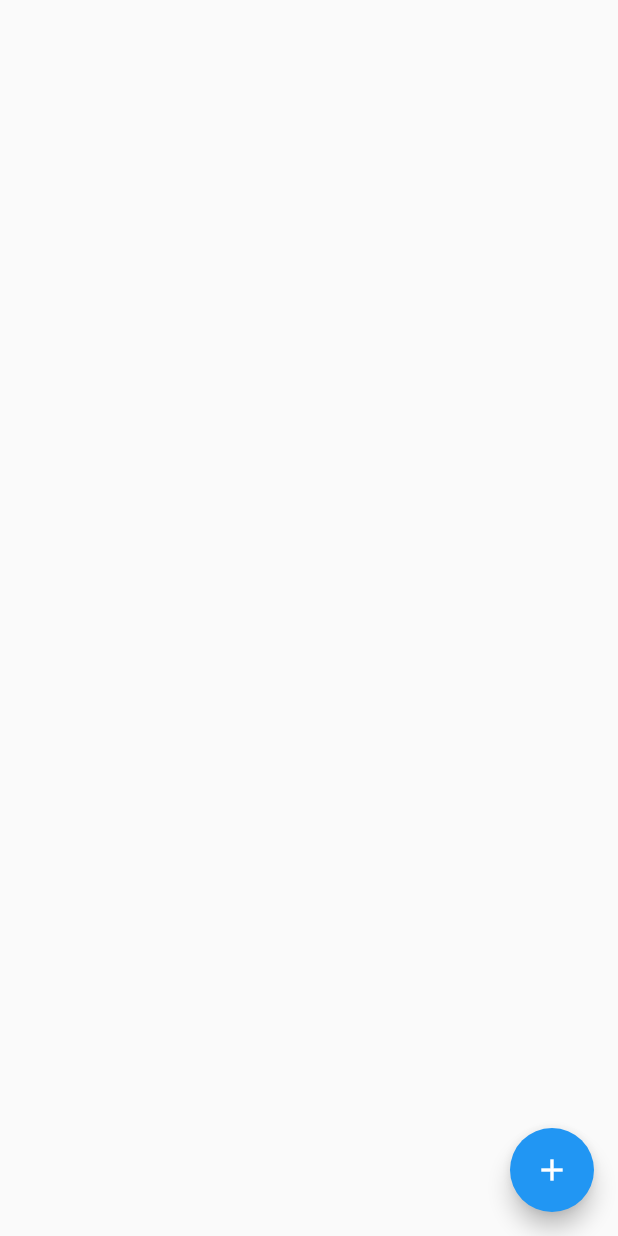
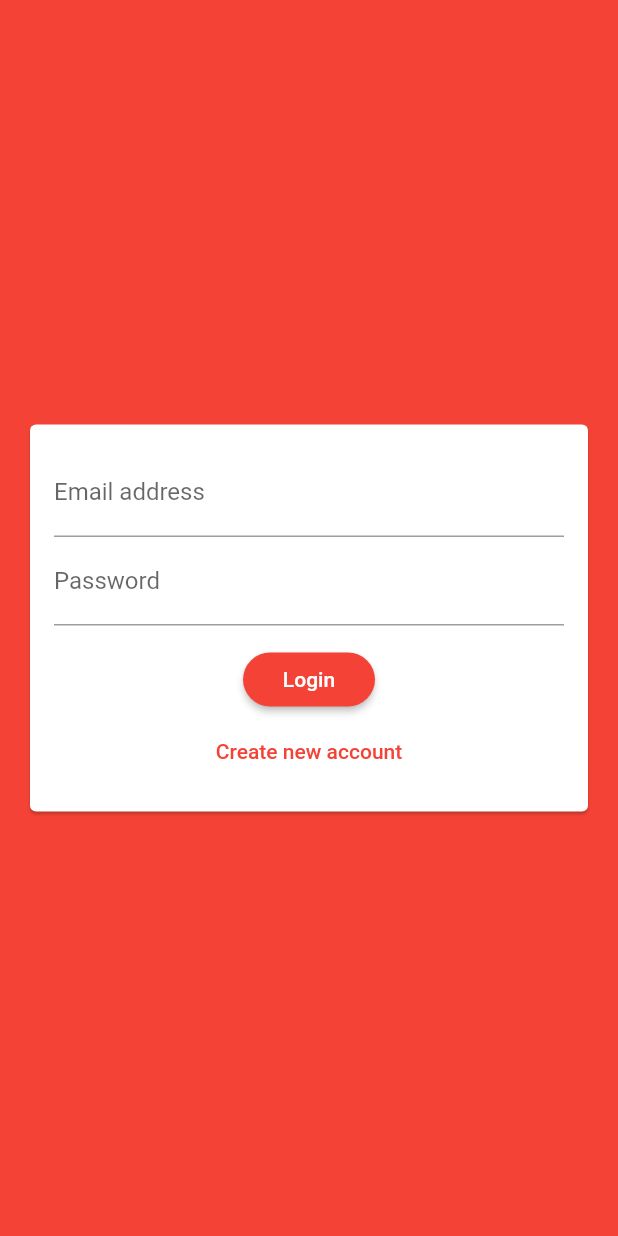
Before and after one commit to herlianzhang/chat_app, a Flutter app: the screen it shows after launch, on a phone screen of 412 x 824 dp. Run offline on Flutter 3.47's test engine with Material 2 defaults, Android fonts, the phone set to English and light mode, and no system bars; our stand-ins replace cloud_firestore, firebase_auth; accounts and stored records are empty.

Commit message:
create user auth

```diff
--- a/lib/main.dart
+++ b/lib/main.dart
@@ -1,4 +1,6 @@
+import 'package:chat_app/screens/auth_screen.dart';
 import 'package:chat_app/screens/chat_screen.dart';
+import 'package:firebase_auth/firebase_auth.dart';
 import 'package:flutter/material.dart';
 
 void main() {
@@ -6,16 +8,29 @@ void main() {
 }
 
 class MyApp extends StatelessWidget {
-  // This widget is the root of your application.
   @override
   Widget build(BuildContext context) {
     return MaterialApp(
       title: 'Flutter Demo',
       theme: ThemeData(
-        primarySwatch: Colors.blue,
-        visualDensity: VisualDensity.adaptivePlatformDensity,
+        primarySwatch: Colors.red,
+        buttonTheme: ButtonTheme.of(context).copyWith(
+          buttonColor: Colors.red,
+          textTheme: ButtonTextTheme.primary,
+          shape: RoundedRectangleBorder(
+            borderRadius: BorderRadius.circular(20),
+          ),
+        ),
       ),
-      home: ChatScreen(),
+      home: StreamBuilder(
+        stream: FirebaseAuth.instance.onAuthStateChanged,
+        builder: (context, snapshot) {
+          if (snapshot.hasData) {
+            return ChatScreen();
+          }
+          return AuthScreen();
+        },
+      ),
     );
   }
 }
--- a/lib/screens/auth_screen.dart
+++ b/lib/screens/auth_screen.dart
@@ -0,0 +1,67 @@
+import 'package:cloud_firestore/cloud_firestore.dart';
+import 'package:flutter/material.dart';
+import 'package:firebase_auth/firebase_auth.dart';
+
+import 'package:chat_app/widgets/auth/auth_form.dart';
+import 'package:flutter/services.dart';
+
+class AuthScreen extends StatefulWidget {
+  @override
+  _AuthScreenState createState() => _AuthScreenState();
+}
+
+class _AuthScreenState extends State<AuthScreen> {
+  final _auth = FirebaseAuth.instance;
+  var _isLoading = false;
+
+  void _submitAuthForm(String email, String password, String username,
+      bool isLogin, BuildContext ctx) async {
+    AuthResult authResult;
+
+    setState(() {
+      _isLoading = true;
+    });
+
+    try {
+      if (isLogin) {
+        authResult = await _auth.signInWithEmailAndPassword(
+            email: email, password: password);
+      } else {
+        authResult = await _auth.createUserWithEmailAndPassword(
+            email: email, password: password);
+
+        await Firestore.instance
+            .collection('users')
+            .document(authResult.user.uid)
+            .setData({
+          'username': username,
+          'email': email,
+        });
+      }
+    } on PlatformException catch (err) {
+      var message = err.message == null
+          ? 'An error occurred, please check your credentials!'
+          : err.message;
+
+      Scaffold.of(ctx).showSnackBar(SnackBar(
+        content: Text(message),
+      ));
+      setState(() {
+        _isLoading = false;
+      });
+    } catch (err) {
+      print(err);
+      setState(() {
+        _isLoading = false;
+      });
+    }
+  }
+
+  @override
+  Widget build(BuildContext context) {
+    return Scaffold(
+      backgroundColor: Theme.of(context).primaryColor,
+      body: AuthForm(_submitAuthForm, _isLoading),
+    );
+  }
+}
--- /dev/null
+++ b/lib/widgets/auth/auth_form.dart
@@ -0,0 +1,100 @@
+import 'package:flutter/material.dart';
+
+class AuthForm extends StatefulWidget {
+  const AuthForm(this.submitFn, this.isLoading);
+
+  final void Function(String, String, String, bool, BuildContext) submitFn;
+  final isLoading;
+
+  @override
+  _AuthFormState createState() => _AuthFormState();
+}
+
+class _AuthFormState extends State<AuthForm> {
+  final _formKey = GlobalKey<FormState>();
+  var _isLogin = true;
+  var _userEmail = '';
+  var _userName = '';
+  var _userPassword = '';
+
+  void _trySubmit() {
+    final isValid = _formKey.currentState.validate();
+    FocusScope.of(context).unfocus();
+
+    if (isValid) {
+      _formKey.currentState.save();
+      widget.submitFn(_userEmail.trim(), _userPassword.trim(), _userName.trim(),
+          _isLogin, context);
+    }
+  }
+
+  @override
+  Widget build(BuildContext context) {
+    return Center(
+      child: Card(
+        margin: EdgeInsets.all(20),
+        child: SingleChildScrollView(
+          child: Padding(
+            padding: EdgeInsets.all(16),
+            child: Form(
+              key: _formKey,
+              child: Column(
+                mainAxisSize: MainAxisSize.min,
+                children: <Widget>[
+                  TextFormField(
+                    key: ValueKey('email'),
+                    validator: (value) =>
+                        (value.isEmpty || !value.contains('@'))
+                            ? 'Please enter a valid email address.'
+                            : null,
+                    keyboardType: TextInputType.emailAddress,
+                    decoration: InputDecoration(labelText: 'Email address'),
+                    onSaved: (newValue) => _userEmail = newValue,
+                  ),
+                  if (!_isLogin)
+                    TextFormField(
+                      key: ValueKey('username'),
+                      validator: (value) => (value.isEmpty || value.length < 4)
+                          ? 'Please enter at least 4 characters'
+                          : null,
+                      decoration: InputDecoration(labelText: 'Username'),
+                      onSaved: (newValue) => _userName = newValue,
+                    ),
+                  TextFormField(
+                    key: ValueKey('password'),
+                    validator: (value) => (value.isEmpty || value.length < 7)
+                        ? 'Password must be at least 7 characters long.'
+                        : null,
+                    decoration: InputDecoration(labelText: 'Password'),
+                    onSaved: (newValue) => _userPassword = newValue,
+                    obscureText: true,
+                  ),
+                  SizedBox(height: 12),
+                  if (widget.isLoading)
+                    CircularProgressIndicator()
+                  else ...<Widget>[
+                    RaisedButton(
+                      child: Text(_isLogin ? 'Login' : 'Signup'),
+                      onPressed: _trySubmit,
+                    ),
+                    FlatButton(
+                      child: Text(_isLogin
+                          ? 'Create new account'
+                          : 'I already have an account'),
+                      textColor: Colors.red,
+                      onPressed: () {
+                        setState(() {
+                          _isLogin = !_isLogin;
+                        });
+                      },
+                    ),
+                  ],
+                ],
+              ),
+            ),
+          ),
+        ),
+      ),
+    );
+  }
+}
--- a/pubspec.yaml
+++ b/pubspec.yaml
@@ -29,6 +29,7 @@ dependencies:
   # Use with the CupertinoIcons class for iOS style icons.
   cupertino_icons: ^0.1.3
   cloud_firestore: ^0.13.7
+  firebase_auth: ^0.16.1
 
 dev_dependencies:
   flutter_test:
```
Also changed, not shown: lib/screens/chat_screen.dart (+30 -1 lines), lib/widgets/chat/message.dart (added, +23 -0 lines), pubspec.lock.
